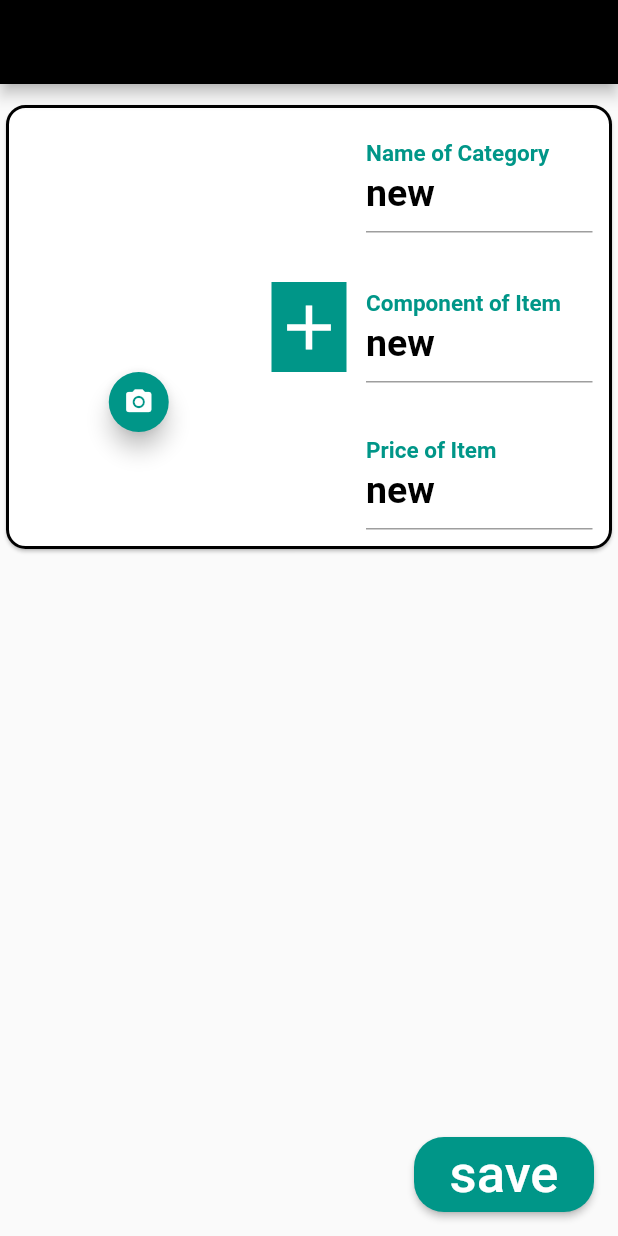
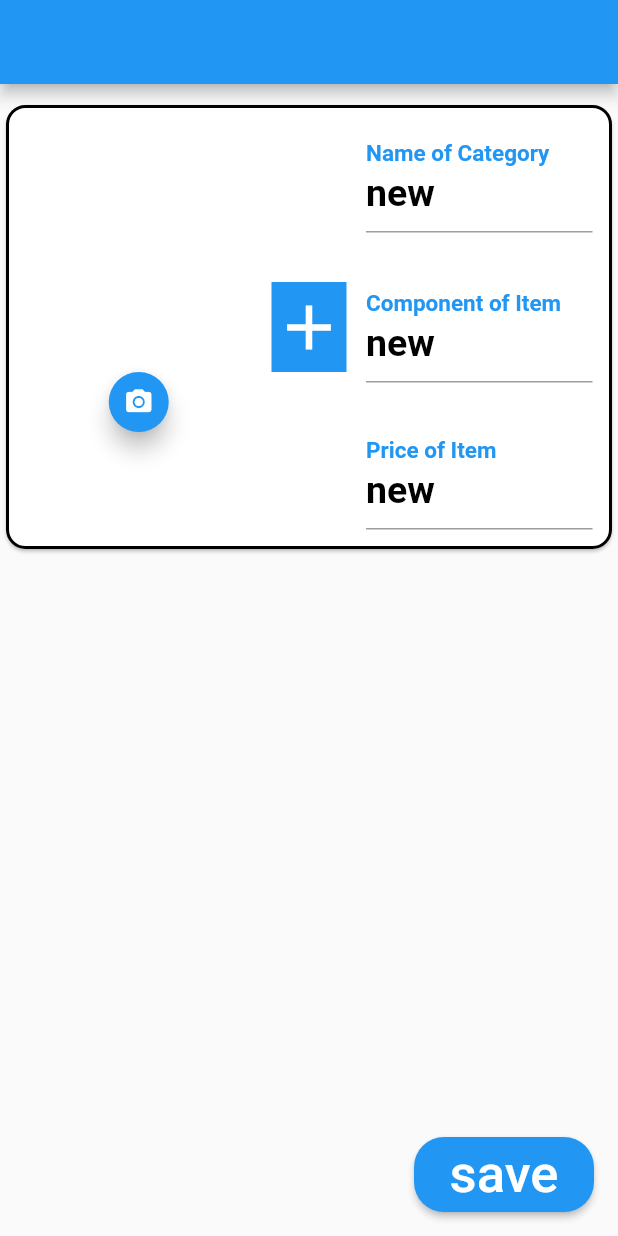
Before and after one commit to fayruozAtef/managerwebapp, a Flutter app: the details screen opened directly with empty values, on a phone screen of 412 x 824 dp. Run offline on Flutter 3.47's test engine with Material 2 defaults, Android fonts, the phone set to English and light mode, and no system bars; our stand-ins replace barcode_widget, cloud_firestore, file_picker, firebase_auth, firebase_core, firebase_storage and 2 more; missing offline and left inert: dart:html; accounts and stored records are empty.

Commit message:
change color to blue

```diff
--- a/lib/widgets/update_menu.dart
+++ b/lib/widgets/update_menu.dart
@@ -90,7 +90,6 @@ MyAppState({Key? key, required this.title2}) : super();
     return Scaffold(
       appBar: AppBar(
         title: Text(title2, style: TextStyle(color: Colors.white, fontSize: 40,)),
-        backgroundColor: Colors.black,
       ),
       body:SingleChildScrollView(
         child:Form(
@@ -117,7 +116,7 @@ MyAppState({Key? key, required this.title2}) : super();
     ),
     FloatingActionButton(
       child: Icon(Icons.camera_alt, color: Colors.white, size: 20),
-      backgroundColor: Colors.teal,
+      backgroundColor: Colors.blue,
       mini: true,
       onPressed:(){
         _openPicker(i);
@@ -162,7 +161,7 @@ MyAppState({Key? key, required this.title2}) : super();
                                 cursorColor: Colors.black,
                                 decoration: const InputDecoration(
                                   labelText: 'Name of Item',
-                                  labelStyle: TextStyle(color:Colors.teal,fontSize: 20,fontWeight: FontWeight.bold),
+                                  labelStyle: TextStyle(color:Colors.blue,fontSize: 20,fontWeight: FontWeight.bold),
                                   focusedBorder: UnderlineInputBorder(
                                     borderSide: BorderSide(color:Colors.black38),
                                   ),
@@ -184,7 +183,7 @@ MyAppState({Key? key, required this.title2}) : super();
                                 cursorColor: Colors.black,
                                 decoration: const InputDecoration(
                                   labelText: 'Component of Item',
-                                  labelStyle: TextStyle(color:Colors.teal,fontSize: 20),
+                                  labelStyle: TextStyle(color:Colors.blue,fontSize: 20),
                                   focusedBorder: UnderlineInputBorder(
                                     borderSide: BorderSide(color:Colors.black38),
                                   ),
@@ -209,7 +208,7 @@ MyAppState({Key? key, required this.title2}) : super();
                                 cursorColor: Colors.black,
                                 decoration: const InputDecoration(
                                   labelText: 'Price of Item',
-                                  labelStyle: TextStyle(color:Colors.teal,fontSize: 20),
+                                  labelStyle: TextStyle(color:Colors.blue,fontSize: 20),
                                   focusedBorder: UnderlineInputBorder(
                                     borderSide: BorderSide(color:Colors.black38),
                                   ),
@@ -248,7 +247,7 @@ MyAppState({Key? key, required this.title2}) : super();
                           ),
                           FloatingActionButton(
                             child: Icon(Icons.camera_alt, color: Colors.white, size: 20),
-                            backgroundColor: Colors.teal,
+                            backgroundColor: Colors.blue,
                             mini: true,
                             onPressed:(){
 
@@ -260,7 +259,7 @@ MyAppState({Key? key, required this.title2}) : super();
                         width: 50,
                         height: 60,
                         child:Icon(Icons.add, color: Colors.white, size: 50),
-                        color: Colors.teal,
+                        color: Colors.blue,
                       ),
                       Expanded(child: Column(
                         children: [
@@ -280,7 +279,7 @@ MyAppState({Key? key, required this.title2}) : super();
                               cursorColor: Colors.black,
                               decoration: const InputDecoration(
                                 labelText: 'Name of Category',
-                                labelStyle: TextStyle(color:Colors.teal,fontSize: 20,fontWeight: FontWeight.bold),
+                                labelStyle: TextStyle(color:Colors.blue,fontSize: 20,fontWeight: FontWeight.bold),
                                 focusedBorder: UnderlineInputBorder(
                                   borderSide: BorderSide(color:Colors.black38),
                                 ),
@@ -295,7 +294,7 @@ MyAppState({Key? key, required this.title2}) : super();
                               cursorColor: Colors.black,
                               decoration: const InputDecoration(
                                 labelText: 'Component of Item',
-                                labelStyle: TextStyle(color:Colors.teal,fontSize: 20),
+                                labelStyle: TextStyle(color:Colors.blue,fontSize: 20),
                                 focusedBorder: UnderlineInputBorder(
                                   borderSide: BorderSide(color:Colors.black38),
                                 ),
@@ -310,7 +309,7 @@ MyAppState({Key? key, required this.title2}) : super();
                               cursorColor: Colors.black,
                               decoration: const InputDecoration(
                                 labelText: 'Price of Item',
-                                labelStyle: TextStyle(color:Colors.teal,fontSize: 20),
+                                labelStyle: TextStyle(color:Colors.blue,fontSize: 20),
                                 focusedBorder: UnderlineInputBorder(
                                   borderSide: BorderSide(color:Colors.black38),
                                 ),
@@ -332,7 +331,7 @@ MyAppState({Key? key, required this.title2}) : super();
     );
   }
   Widget buildNavigateButton2()=>ElevatedButton(
-    style:ButtonStyle(backgroundColor:MaterialStateProperty.all<Color>(Colors.teal),
+    style:ButtonStyle(backgroundColor:MaterialStateProperty.all<Color>(Colors.blue),
         fixedSize:MaterialStateProperty.all(Size(120,50)),
         shape:MaterialStateProperty.all<RoundedRectangleBorder>(RoundedRectangleBorder(
             borderRadius:BorderRadius.circular(20)
```
Also changed, not shown: lib/widgets/totalPayment2.dart (+9 -10 lines), lib/widgets/update_categories.dart (+6 -7 lines).
